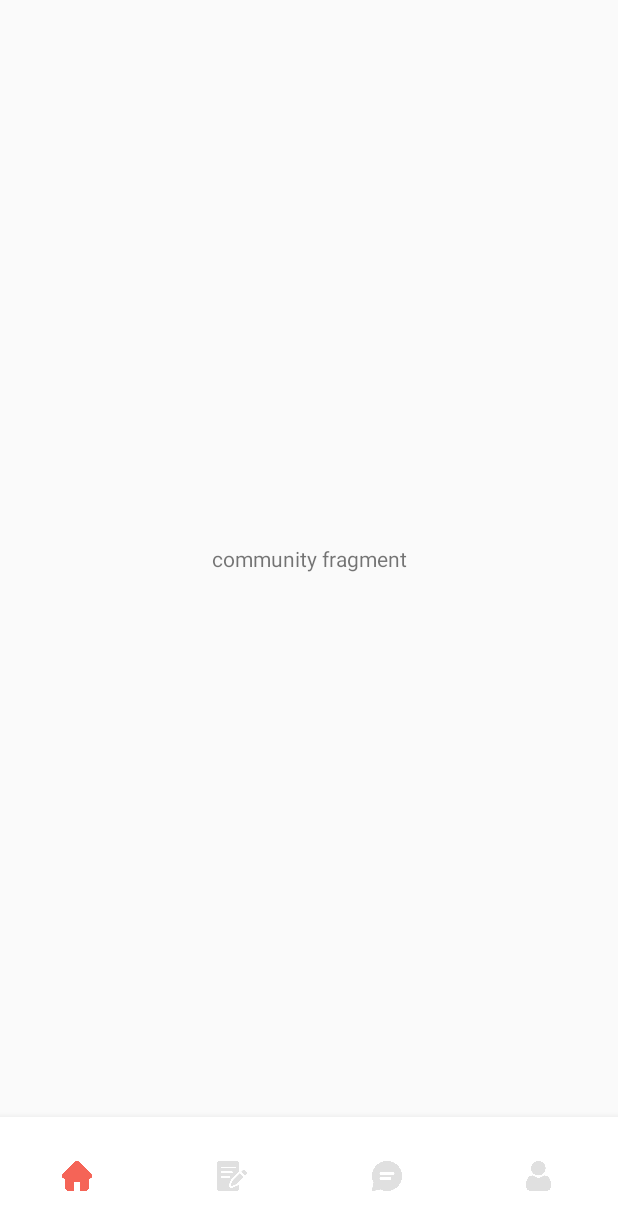
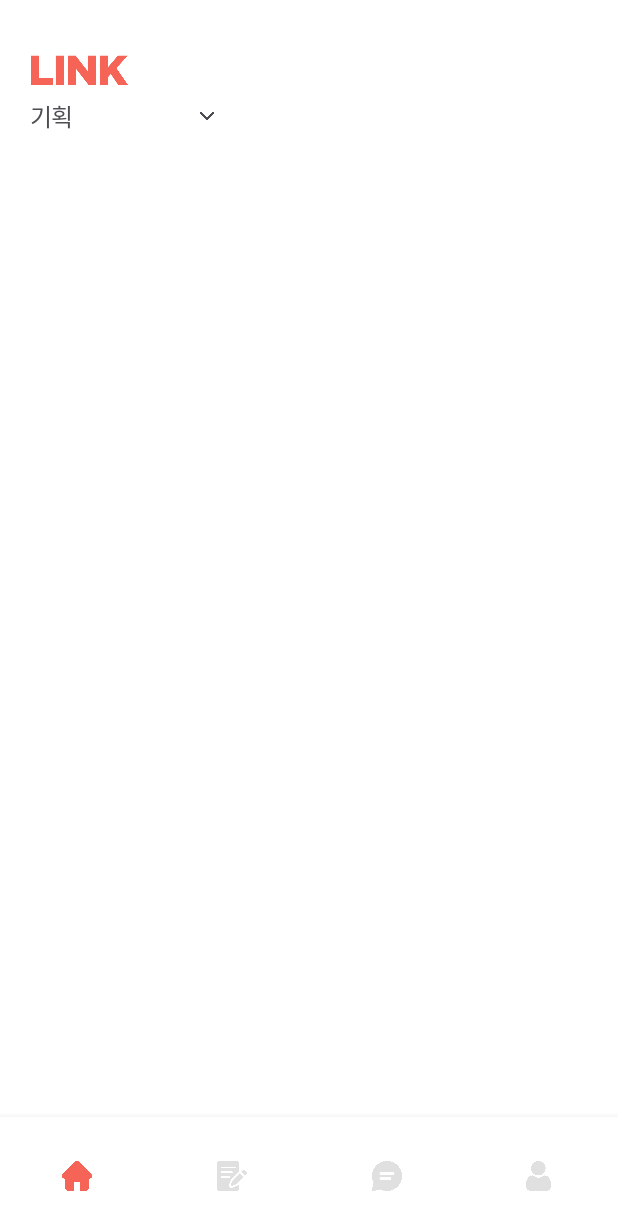
Before and after one commit to TEAM-LINKIT/LINKIT_Android, an Android app: the screen it shows after launch (MainActivity), on a phone screen of 412 x 824 dp. Shown: the top 1230 px of the screen. Run offline under Robolectric (Android 15) with nearby library versions, the phone set to English and light mode, and no system bars.

Commit message:
[feat] 파트 선택 dropdown spinner 추가

```diff
--- a/app/src/main/java/com/example/linkit_android/community/ui/CommunityFragment.kt
+++ b/app/src/main/java/com/example/linkit_android/community/ui/CommunityFragment.kt
@@ -5,12 +5,17 @@ import androidx.fragment.app.Fragment
 import android.view.LayoutInflater
 import android.view.View
 import android.view.ViewGroup
+import android.widget.AdapterView
+import android.widget.ArrayAdapter
+import com.example.linkit_android.R
 import com.example.linkit_android.databinding.FragmentCommunityBinding
 
 class CommunityFragment : Fragment() {
 
     private var _binding: FragmentCommunityBinding? = null
     private val binding get() = _binding!!
+
+    private var selectPart = -1
 
     override fun onCreateView(
         inflater: LayoutInflater, container: ViewGroup?,
@@ -22,6 +27,30 @@ class CommunityFragment : Fragment() {
 
     override fun onViewCreated(view: View, savedInstanceState: Bundle?) {
         super.onViewCreated(view, savedInstanceState)
+
+        initPartSpinner()
+    }
+
+    private fun initPartSpinner() {
+        val item = resources.getStringArray(R.array.part_array)
+        val partAdapter = ArrayAdapter(context!!, R.layout.item_part_spinner, item)
+        partAdapter.setDropDownViewResource(R.layout.item_part_spinner_content)
+
+        binding.spinnerPart.apply {
+            adapter = partAdapter
+            onItemSelectedListener = object: AdapterView.OnItemSelectedListener {
+                override fun onItemSelected(parent: AdapterView<*>?, view: View?, position: Int, id: Long) {
+                    selectPart = when (position) {
+                        0 -> 0 // 기획
+                        1 -> 1 // 디자인
+                        2 -> 2 // 프론트
+                        3 -> 3 // 백엔드
+                        else -> -1
+                    }
+                }
+                override fun onNothingSelected(p0: AdapterView<*>?) {}
+            }
+        }
     }
 
     override fun onDestroyView() {
--- /dev/null
+++ b/app/src/main/res/drawable/background_spinner.xml
@@ -0,0 +1,5 @@
+<?xml version="1.0" encoding="utf-8"?>
+<shape xmlns:android="http://schemas.android.com/apk/res/android">
+    <solid android:color="@color/white"/>
+    <corners android:radius="7dp"/>
+</shape>
--- a/app/src/main/res/layout/activity_main.xml
+++ b/app/src/main/res/layout/activity_main.xml
@@ -15,6 +15,7 @@
         app:itemIconTint="@color/bottom_navi_color"
         app:labelVisibilityMode="unlabeled"
         app:itemIconSize="20dp"
+        app:itemRippleColor="@android:color/transparent"
         app:layout_constraintHeight_percent="0.09625"
         app:layout_constraintBottom_toBottomOf="parent" />
 
--- a/app/src/main/res/layout/fragment_chat.xml
+++ b/app/src/main/res/layout/fragment_chat.xml
@@ -3,6 +3,7 @@
     xmlns:tools="http://schemas.android.com/tools"
     android:layout_width="match_parent"
     android:layout_height="match_parent"
+    android:background="@color/white"
     xmlns:app="http://schemas.android.com/apk/res-auto"
     tools:context=".chatting.ui.ChatFragment">
 
--- a/app/src/main/res/layout/fragment_community.xml
+++ b/app/src/main/res/layout/fragment_community.xml
@@ -4,15 +4,51 @@
     xmlns:tools="http://schemas.android.com/tools"
     android:layout_width="match_parent"
     android:layout_height="match_parent"
+    android:background="@color/white"
     tools:context=".community.ui.CommunityFragment">
 
-    <TextView
+    <ImageView
+        android:id="@+id/imageView"
+        android:layout_width="0dp"
+        android:layout_height="0dp"
+        android:layout_marginStart="20dp"
+        android:layout_marginLeft="20dp"
+        android:layout_marginTop="34dp"
+        android:src="@drawable/logo_main"
+        app:layout_constraintDimensionRatio="1:0.4035"
+        app:layout_constraintStart_toStartOf="parent"
+        app:layout_constraintTop_toTopOf="parent"
+        app:layout_constraintWidth_percent="0.1583" />
+
+    <androidx.constraintlayout.widget.ConstraintLayout
         android:layout_width="wrap_content"
         android:layout_height="wrap_content"
-        android:text="community fragment"
-        app:layout_constraintBottom_toBottomOf="parent"
-        app:layout_constraintEnd_toEndOf="parent"
-        app:layout_constraintStart_toStartOf="parent"
-        app:layout_constraintTop_toTopOf="parent" />
+        android:layout_marginTop="5dp"
+        android:background="@drawable/background_spinner"
+        app:layout_constraintStart_toStartOf="@+id/imageView"
+        app:layout_constraintTop_toBottomOf="@+id/imageView">
+
+        <Spinner
+            android:id="@+id/spinner_part"
+            android:layout_width="wrap_content"
+            android:layout_height="wrap_content"
+            android:background="@android:color/transparent"
+            android:popupBackground="@drawable/background_spinner"
+            app:layout_constraintBottom_toBottomOf="parent"
+            app:layout_constraintStart_toStartOf="parent"
+            app:layout_constraintTop_toTopOf="parent" />
+
+        <ImageView
+            android:id="@+id/btn_spinner"
+            android:layout_width="9dp"
+            android:layout_height="9dp"
+            android:layout_marginEnd="6dp"
+            android:layout_marginRight="6dp"
+            android:src="@drawable/ic_arrow_gray_down"
+            app:layout_constraintBottom_toBottomOf="parent"
+            app:layout_constraintEnd_toEndOf="parent"
+            app:layout_constraintTop_toTopOf="parent" />
+
+    </androidx.constraintlayout.widget.ConstraintLayout>
 
 </androidx.constraintlayout.widget.ConstraintLayout>
--- a/app/src/main/res/layout/fragment_mypage.xml
+++ b/app/src/main/res/layout/fragment_mypage.xml
@@ -3,6 +3,7 @@
     xmlns:tools="http://schemas.android.com/tools"
     android:layout_width="match_parent"
     android:layout_height="match_parent"
+    android:background="@color/white"
     xmlns:app="http://schemas.android.com/apk/res-auto"
     tools:context=".mypage.ui.MypageFragment">
 
--- a/app/src/main/res/layout/fragment_portfolio.xml
+++ b/app/src/main/res/layout/fragment_portfolio.xml
@@ -3,6 +3,7 @@
     xmlns:tools="http://schemas.android.com/tools"
     android:layout_width="match_parent"
     android:layout_height="match_parent"
+    android:background="@color/white"
     xmlns:app="http://schemas.android.com/apk/res-auto"
     tools:context=".portfolio.ui.PortfolioFragment">
 
--- /dev/null
+++ b/app/src/main/res/layout/item_part_spinner.xml
@@ -0,0 +1,9 @@
+<TextView xmlns:android="http://schemas.android.com/apk/res/android"
+    android:layout_width="match_parent"
+    android:layout_height="wrap_content"
+    android:textColor="@color/black_content"
+    android:textSize="16dp"
+    android:letterSpacing="-0.03"
+    android:fontFamily="@font/notosanskrbold"
+    android:includeFontPadding="false"
+    android:paddingRight="25dp" />
--- /dev/null
+++ b/app/src/main/res/layout/item_part_spinner_content.xml
@@ -0,0 +1,11 @@
+<TextView xmlns:android="http://schemas.android.com/apk/res/android"
+    android:layout_width="match_parent"
+    android:layout_height="wrap_content"
+    android:textColor="@color/black_content"
+    android:textSize="14dp"
+    android:letterSpacing="-0.03"
+    android:fontFamily="@font/notosanskrbold"
+    android:includeFontPadding="false"
+    android:paddingVertical="10dp"
+    android:paddingLeft="10dp"
+    android:paddingRight="24dp" />
--- /dev/null
+++ b/app/src/main/res/values/array.xml
@@ -0,0 +1,9 @@
+<?xml version="1.0" encoding="utf-8"?>
+<resources>
+    <string-array name="part_array">
+        <item>기획</item>
+        <item>디자인</item>
+        <item>프론트엔드 개발</item>
+        <item>백엔드 개발</item>
+    </string-array>
+</resources>
```
Also changed, not shown: app/src/main/res/drawable/ic_arrow_gray_down.png (added), app/src/main/res/drawable/logo_main.png (added).
